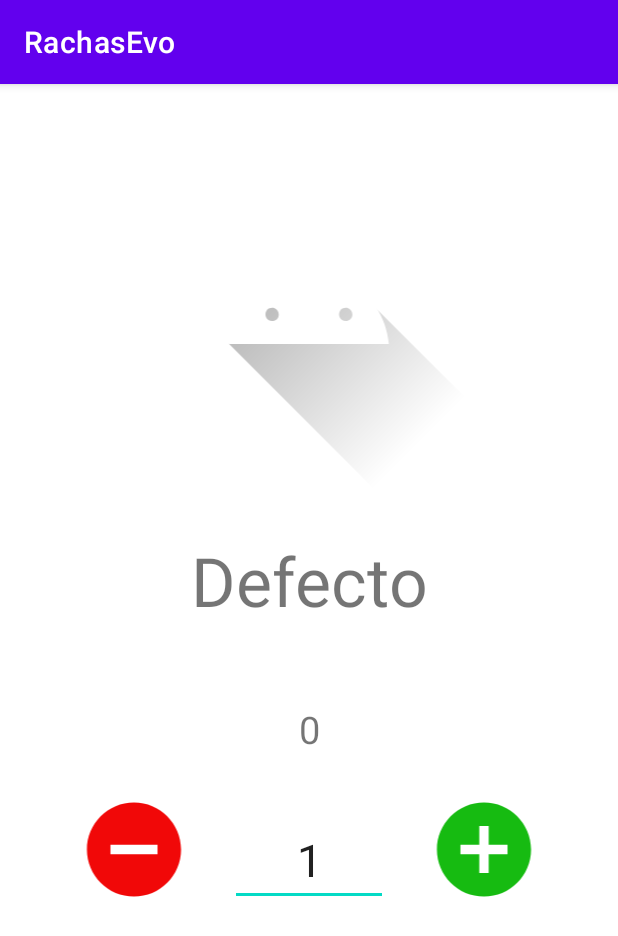
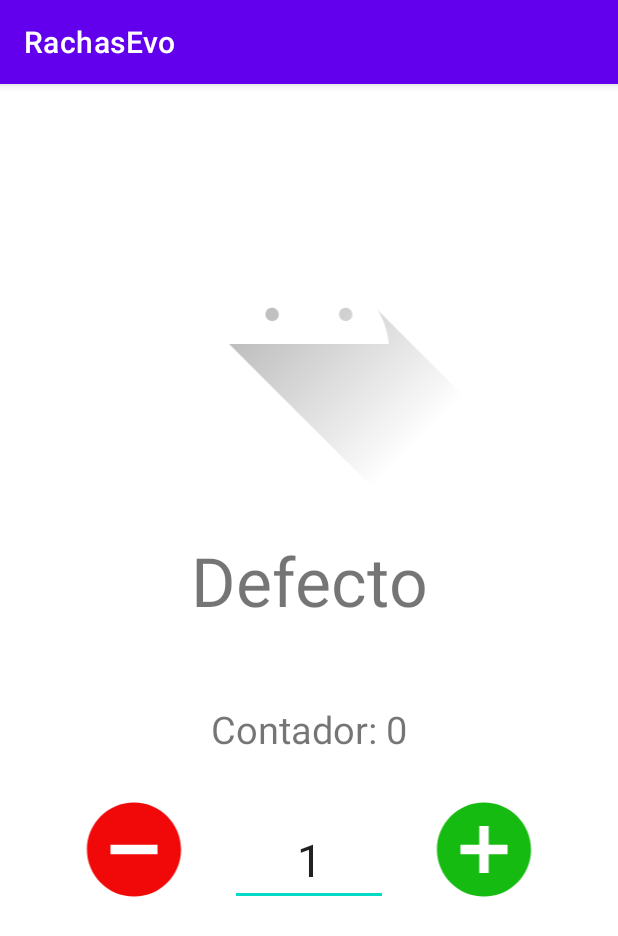
Before and after one commit to enekor/PokeCounter, an Android app: the screen it shows after launch (ViewNewFragmentHolder), after a tap on an icon or button, on a phone screen of 412 x 824 dp. Shown: the top 936 px of the screen. Run offline under Robolectric (Android 15) with nearby library versions, the phone set to English and light mode, and no system bars; our stand-ins replace Room's generated code, navigation-ui; libraries missing offline, so code that uses them is left out: it.xabaras.android.

Commit message:
vistas horizontales y fallos menores arreglados

```diff
--- a/app/src/main/java/com/example/rachasevo/MainActivity.kt
+++ b/app/src/main/java/com/example/rachasevo/MainActivity.kt
@@ -2,6 +2,7 @@ package com.example.rachasevo
 
 import android.os.Bundle
 import android.view.Menu
+import android.view.Window
 import com.google.android.material.snackbar.Snackbar
 import com.google.android.material.navigation.NavigationView
 import androidx.navigation.findNavController
--- a/app/src/main/java/com/example/rachasevo/ui/ViewNewFragmentHolder.kt
+++ b/app/src/main/java/com/example/rachasevo/ui/ViewNewFragmentHolder.kt
@@ -4,6 +4,7 @@ import android.content.Intent
 import androidx.appcompat.app.AppCompatActivity
 import android.os.Bundle
 import android.util.Log
+import android.view.Window
 import androidx.fragment.app.Fragment
 import androidx.fragment.app.transaction
 import com.example.rachasevo.Intercambio
@@ -16,6 +17,7 @@ class ViewNewFragmentHolder : AppCompatActivity() {
     override fun onCreate(savedInstanceState: Bundle?) {
         Log.i("inicio","hola")
         super.onCreate(savedInstanceState)
+
         setContentView(R.layout.activity_view_new_fragment_holder)
 
         Intercambio.fragento?.let { changeFragment(it) }
--- a/app/src/main/java/com/example/rachasevo/ui/listado/ListadoFragment.kt
+++ b/app/src/main/java/com/example/rachasevo/ui/listado/ListadoFragment.kt
@@ -111,6 +111,7 @@ class ListadoFragment : Fragment(),EditCounter {
         val dialog = AlertDialog.Builder(activity)
             .setMessage("Desea borrar el contador?")
             .setNegativeButton("No") { view, _ ->
+                setAdapter()
                 view.dismiss()
             }
             .setPositiveButton("Si") { view, _ ->
--- a/app/src/main/java/com/example/rachasevo/ui/nuevo/NewItem.kt
+++ b/app/src/main/java/com/example/rachasevo/ui/nuevo/NewItem.kt
@@ -60,8 +60,7 @@ class NewItem : Fragment() {
 
             Toast.makeText(activity, "Elemento guardado con exito", Toast.LENGTH_SHORT).show()
 
-            Intercambio.item = item
-            Intercambio.fragmentHolder?.changeFragment(ViewItem())
+            activity!!.onBackPressed()
         }else{
             Toast.makeText(activity, "No se puede guardar un elemento sin nombre", Toast.LENGTH_SHORT).show()
         }
--- a/app/src/main/java/com/example/rachasevo/ui/viewItem/ViewItem.kt
+++ b/app/src/main/java/com/example/rachasevo/ui/viewItem/ViewItem.kt
@@ -40,18 +40,18 @@ class ViewItem : Fragment() {
     private fun onClick(){
         binding.addButton.setOnClickListener{
             Intercambio.item.contador = Intercambio.item.contador+binding.howMuchAdd.text.toString().toInt()
-            binding.counterView.text = Intercambio.item.contador.toString()
+            binding.counterView.text = "Contador: ${Intercambio.item.contador.toString()}"
         }
 
         binding.removeButton.setOnClickListener{
             Intercambio.item.contador = Intercambio.item.contador-binding.howMuchAdd.text.toString().toInt()
-            binding.counterView.text = Intercambio.item.contador.toString()
+            binding.counterView.text = "Contador: ${Intercambio.item.contador.toString()}"
         }
     }
 
     private fun initComponents(){
         binding.namePreview.text = Intercambio.item.nombre
-        binding.counterView.text = Intercambio.item.contador.toString()
+        binding.counterView.text = "Contador: ${Intercambio.item.contador.toString()}"
         binding.addButton.setImageResource(R.drawable.ic_add_circle_green)
         binding.removeButton.setImageResource(R.drawable.ic_substract_circle_red)
 
--- /dev/null
+++ b/app/src/main/res/layout-land/fragment_view_item.xml
@@ -0,0 +1,52 @@
+<?xml version="1.0" encoding="utf-8"?>
+<androidx.constraintlayout.widget.ConstraintLayout xmlns:android="http://schemas.android.com/apk/res/android"
+                                                   xmlns:app="http://schemas.android.com/apk/res-auto"
+                                                   xmlns:tools="http://schemas.android.com/tools"
+                                                   android:layout_width="match_parent"
+                                                   android:layout_height="match_parent"
+                                                   tools:context=".ui.viewItem.ViewItem" android:padding="25dp">
+    <ImageView
+            android:layout_width="200dp"
+            android:layout_height="0dp" tools:src="@tools:sample/avatars" android:id="@+id/imagenView"
+            app:layout_constraintStart_toStartOf="parent" app:layout_constraintTop_toTopOf="parent"
+            app:layout_constraintBottom_toBottomOf="@+id/howMuchAdd"/>
+    <TextView
+            android:text="TextView"
+            android:layout_width="0dp"
+            android:layout_height="wrap_content" android:id="@+id/counterView" android:textSize="25dp"
+            android:gravity="center"
+            app:layout_constraintStart_toEndOf="@+id/imagenView"
+            app:layout_constraintEnd_toEndOf="parent" app:layout_constraintTop_toTopOf="parent"/>
+    <TextView
+            android:text="TextView"
+            android:layout_width="0dp"
+            android:layout_height="wrap_content" android:id="@+id/namePreview" android:gravity="center"
+            android:textSize="45dp"
+            app:layout_constraintTop_toBottomOf="@+id/imagenView" app:layout_constraintStart_toStartOf="parent"
+            app:layout_constraintEnd_toEndOf="@+id/imagenView" app:layout_constraintBottom_toBottomOf="parent"
+            android:layout_marginBottom="25dp"/>
+    <EditText
+            android:layout_width="150dp"
+            android:layout_height="wrap_content"
+            android:inputType="numberSigned"
+            android:ems="10"
+            android:id="@+id/howMuchAdd" android:layout_weight="1" android:minHeight="48dp"
+            android:text="1" android:gravity="center" android:paddingTop="24dp"
+            android:textSize="30dp"
+            app:layout_constraintStart_toEndOf="@+id/imagenView"
+            app:layout_constraintTop_toBottomOf="@+id/counterView" app:layout_constraintBottom_toBottomOf="parent"
+            app:layout_constraintEnd_toStartOf="@+id/removeButton"/>
+    <ImageView
+            android:src="@drawable/ic_substract_circle_red"
+            android:layout_width="150dp"
+            android:layout_height="75dp" android:id="@+id/removeButton" android:layout_weight="1"
+            app:layout_constraintEnd_toEndOf="parent" app:layout_constraintTop_toBottomOf="@+id/counterView"
+            app:layout_constraintBottom_toTopOf="@+id/howMuchAdd"/>
+    <ImageView
+            android:layout_width="150dp"
+            android:layout_height="75dp" tools:src="@drawable/ic_add_circle_green"
+            android:id="@+id/addButton"
+            android:layout_weight="1"
+            app:layout_constraintBottom_toBottomOf="parent"
+            app:layout_constraintEnd_toEndOf="parent" app:layout_constraintTop_toBottomOf="@+id/howMuchAdd"/>
+</androidx.constraintlayout.widget.ConstraintLayout>
--- a/app/src/main/res/layout/fragment_listado.xml
+++ b/app/src/main/res/layout/fragment_listado.xml
@@ -16,8 +16,8 @@
             android:layout_width="wrap_content"
             android:layout_height="wrap_content"
             app:srcCompat="@drawable/ic_add"
-            android:backgroundTint="#6F54BB" tools:ignore="SpeakableTextPresentCheck"
+            android:backgroundTint="?attr/colorSecondaryVariant" tools:ignore="SpeakableTextPresentCheck"
             app:layout_constraintBottom_toBottomOf="parent" android:layout_marginEnd="16dp"
-            android:layout_marginRight="16dp" android:layout_marginBottom="16dp"
+            android:layout_marginBottom="16dp"
             app:layout_constraintEnd_toEndOf="parent"/>
 </androidx.constraintlayout.widget.ConstraintLayout>
--- a/app/src/main/res/menu/main.xml
+++ b/app/src/main/res/menu/main.xml
@@ -1,8 +1,3 @@
 <?xml version="1.0" encoding="utf-8"?>
 <menu xmlns:android="http://schemas.android.com/apk/res/android"
-      xmlns:app="http://schemas.android.com/apk/res-auto">
-    <item android:id="@+id/action_settings"
-          android:title="@string/action_settings"
-          android:orderInCategory="100"
-          app:showAsAction="never"/>
-</menu>
+      xmlns:app="http://schemas.android.com/apk/res-auto"/>
--- a/app/src/main/res/values-night/themes.xml
+++ b/app/src/main/res/values-night/themes.xml
@@ -3,7 +3,7 @@
     <style name="Theme.RachasEvo" parent="Theme.MaterialComponents.DayNight.DarkActionBar">
         <!-- Primary brand color. -->
         <item name="colorPrimary">@color/purple_200</item>
-        <item name="colorPrimaryVariant">@color/purple_700</item>
+        <item name="colorPrimaryVariant">@color/purple_500</item>
         <item name="colorOnPrimary">@color/black</item>
         <!-- Secondary brand color. -->
         <item name="colorSecondary">@color/teal_200</item>
--- a/app/src/main/res/values/themes.xml
+++ b/app/src/main/res/values/themes.xml
@@ -23,4 +23,11 @@
         <item name="fullscreenBackgroundColor">@color/light_blue_600</item>
         <item name="fullscreenTextColor">@color/light_blue_A200</item>
     </style>
+    <style name="Theme.RachasEvo.NoNameMenu" parent="Theme.RachasEvo">
+        <item name="android:windowNoTitle">true</item>
+    </style>
+    <style name="Theme.RachasEvo.NoNameMenuNoActionBar" parent="Theme.RachasEvo.NoActionBar">
+        <item name="android:windowNoTitle">true</item>
+    </style>
+
 </resources>
```
Also changed, not shown: app/src/main/AndroidManifest.xml (+8 -4 lines), app/src/main/res/layout-land/fragment_new_item.xml (added, +30 -0 lines).
